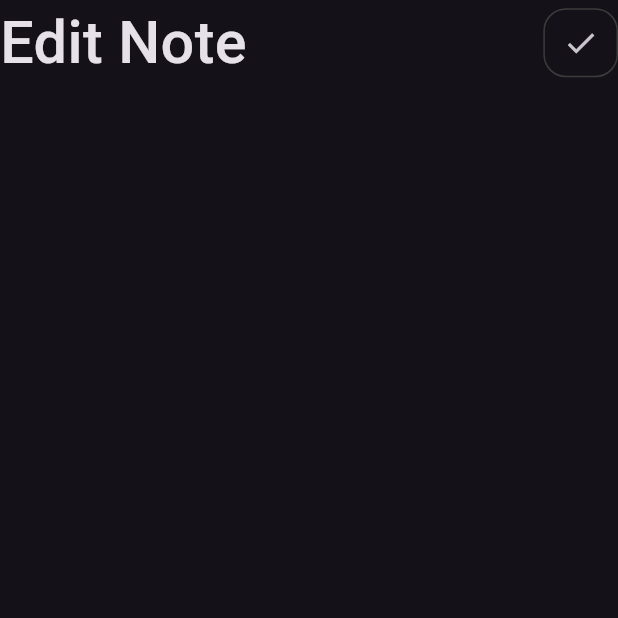
After one commit to FayesSabry/notes_app, a Flutter app: the screen it shows after launch, after a tap on "First Note", on a phone screen of 412 x 824 dp, the top half of it. The commit adds this screen. Run offline on Flutter 3.47's test engine with Material 3 defaults, Android fonts, the phone set to English and light mode, and no system bars; our stand-ins replace flutter_screenutil, go_router, google_fonts.

Commit message:
create edit note view

```diff
--- a/lib/routing/app_routes.dart
+++ b/lib/routing/app_routes.dart
@@ -1,3 +1,4 @@
 class AppRoutes {
   static const notesView = "/notesView";
+  static const editView = "/editView";
 }
--- a/lib/routing/router_generation.dart
+++ b/lib/routing/router_generation.dart
@@ -1,5 +1,6 @@
 import 'package:go_router/go_router.dart';
 import 'package:notes_app/routing/app_routes.dart';
+import 'package:notes_app/views/edit_view.dart';
 import 'package:notes_app/views/notes_view.dart';
 
 class RouterGeneration {
@@ -9,7 +10,12 @@ class RouterGeneration {
       GoRoute(
         path: AppRoutes.notesView,
         name: AppRoutes.notesView,
-        builder: (context, state) =>const NotesView(),
+        builder: (context, state) => const NotesView(),
+      ),
+      GoRoute(
+        path: AppRoutes.editView,
+        name: AppRoutes.editView,
+        builder: (context, state) => const EditView(),
       ),
     ],
   );
--- /dev/null
+++ b/lib/views/edit_view.dart
@@ -0,0 +1,11 @@
+import 'package:flutter/material.dart';
+import 'package:notes_app/widgets/edit_view_body.dart';
+
+class EditView extends StatelessWidget {
+  const EditView({super.key});
+
+  @override
+  Widget build(BuildContext context) {
+    return const SafeArea(child: Scaffold(body: EditViewBody()));
+  }
+}
--- a/lib/widgets/custom_app_bar.dart
+++ b/lib/widgets/custom_app_bar.dart
@@ -3,18 +3,19 @@ import 'package:flutter_screenutil/flutter_screenutil.dart';
 import 'package:notes_app/widgets/custom_search_icon.dart';
 
 class CustomAppBar extends StatelessWidget {
-  const CustomAppBar({super.key});
-
+  const CustomAppBar({super.key, required this.text, this.icon});
+  final String text;
+  final IconData? icon;
   @override
   Widget build(BuildContext context) {
     return Row(
       mainAxisAlignment: MainAxisAlignment.spaceBetween,
       children: [
         Text(
-          'Notes',
+          text,
           style: TextStyle(fontSize: 43.sp, fontWeight: FontWeight.w500),
         ),
-        const CustomSearchIcon(),
+        CustomSearchIcon(icon: Icon(icon)),
       ],
     );
   }
--- a/lib/widgets/custom_notes_body.dart
+++ b/lib/widgets/custom_notes_body.dart
@@ -15,7 +15,7 @@ class CustomNotesBody extends StatelessWidget {
       padding: EdgeInsets.symmetric(horizontal: 24.0.w, vertical: 47.h),
       child: Column(
         children: [
-          const CustomAppBar(),
+          const CustomAppBar(text: 'Notes', icon: Icons.search),
           SizedBox(height: 20.h),
           const NotesListView(),
         ],
--- a/lib/widgets/custom_search_icon.dart
+++ b/lib/widgets/custom_search_icon.dart
@@ -2,8 +2,8 @@ import 'package:flutter/material.dart';
 import 'package:flutter_screenutil/flutter_screenutil.dart';
 
 class CustomSearchIcon extends StatelessWidget {
-  const CustomSearchIcon({super.key});
-
+  const CustomSearchIcon({super.key, required this.icon});
+  final Widget icon;
   @override
   Widget build(BuildContext context) {
     return Container(
@@ -13,7 +13,10 @@ class CustomSearchIcon extends StatelessWidget {
         border: Border.all(color: const Color(0xff3B3B3B)),
         borderRadius: BorderRadius.circular(15),
       ),
-      child: IconButton(onPressed: () {}, icon: const Icon(Icons.search)),
+      child: IconButton(
+        onPressed: () {},
+        icon: icon,
+      ),
     );
   }
 }
--- /dev/null
+++ b/lib/widgets/edit_view_body.dart
@@ -0,0 +1,13 @@
+import 'package:flutter/material.dart';
+import 'package:notes_app/widgets/custom_app_bar.dart';
+
+class EditViewBody extends StatelessWidget {
+  const EditViewBody({super.key});
+
+  @override
+  Widget build(BuildContext context) {
+    return const Column(
+      children: [CustomAppBar(text: 'Edit Note', icon: (Icons.done))],
+    );
+  }
+}
--- a/lib/widgets/note_item.dart
+++ b/lib/widgets/note_item.dart
@@ -1,5 +1,6 @@
 import 'package:flutter/material.dart';
 import 'package:flutter_screenutil/flutter_screenutil.dart';
+import 'package:go_router/go_router.dart';
 import 'package:google_fonts/google_fonts.dart';
 
 class NonteItem extends StatelessWidget {
@@ -18,7 +19,11 @@ class NonteItem extends StatelessWidget {
       padding: EdgeInsets.only(bottom: 20.0.h),
       child: Stack(
         children: [
-          Container(
+          InkWell(
+            onTap: () {
+              context.pushNamed('/editView');
+            },
+            child: Container(
               padding: EdgeInsets.only(
                 top: 24.h,
                 bottom: 24.h,
@@ -59,6 +64,7 @@ class NonteItem extends StatelessWidget {
                 ],
               ),
             ),
+          ),
           Positioned(
             right: 0.w,
             top: 0.h,
```
Lines whose indentation alone changed are shown as unchanged.
